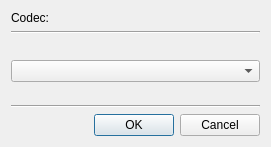
The window that examples/c++/qt/deep-diver-with-c-api/readoptions.ui (HappySeaFox/sail) describes before a commit, drawn with Qt 5.
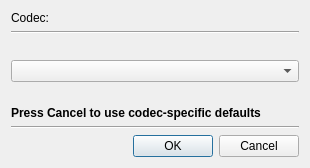
The same window after the commit.

Commit message: EXAMPLES: Added help labels to the read/write options dialog

```diff
--- a/examples/c++/qt/deep-diver-with-c-api/readoptions.ui
+++ b/examples/c++/qt/deep-diver-with-c-api/readoptions.ui
@@ -6,8 +6,8 @@
    <rect>
     <x>0</x>
     <y>0</y>
-    <width>271</width>
-    <height>147</height>
+    <width>310</width>
+    <height>168</height>
    </rect>
   </property>
   <property name="windowTitle">
@@ -67,14 +67,14 @@
      </property>
     </spacer>
    </item>
-   <item row="5" column="0" colspan="2">
-    <widget class="Line" name="line">
-     <property name="orientation">
-      <enum>Qt::Horizontal</enum>
-     </property>
-    </widget>
-   </item>
    <item row="6" column="0" colspan="2">
+    <widget class="Line" name="line">
+     <property name="orientation">
+      <enum>Qt::Horizontal</enum>
+     </property>
+    </widget>
+   </item>
+   <item row="7" column="0" colspan="2">
     <widget class="QDialogButtonBox" name="buttonBox">
      <property name="orientation">
       <enum>Qt::Horizontal</enum>
@@ -84,6 +84,19 @@
      </property>
     </widget>
    </item>
+   <item row="5" column="0" colspan="2">
+    <widget class="QLabel" name="label_2">
+     <property name="font">
+      <font>
+       <weight>75</weight>
+       <bold>true</bold>
+      </font>
+     </property>
+     <property name="text">
+      <string>Press Cancel to use codec-specific defaults</string>
+     </property>
+    </widget>
+   </item>
   </layout>
  </widget>
  <tabstops>
```
The commit also changes 1 other file.
